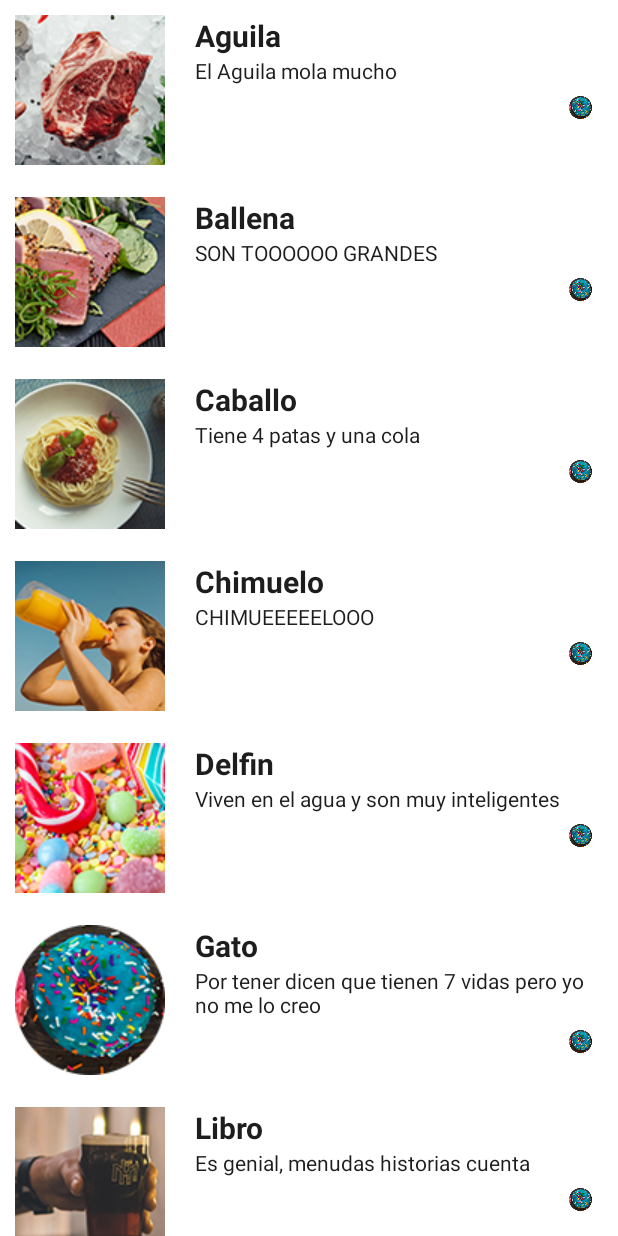
After one commit to Fonsi20/Android---FoodTick, an Android app: the ListaComidas screen opened directly, with no data from a screen before it, on a phone screen of 412 x 824 dp. The commit adds this screen. Run offline under Robolectric (Android 15) with nearby library versions, the phone set to English and light mode, and no system bars; Roboto replaces fonts that are not available here.

Commit message:
Creado el adaptador y un ejemplo de ListView para la segunda actividad.
Queda implementar todo bien en la segunda actividad y empezar a acomodarla al diseño.

La primera actividad aún está sin acabar.

```diff
--- a/app/src/main/AndroidManifest.xml
+++ b/app/src/main/AndroidManifest.xml
@@ -9,6 +9,7 @@
         android:roundIcon="@mipmap/ic_launcher_round"
         android:supportsRtl="true"
         android:theme="@style/Theme.AppCompat.NoActionBar">
+        <activity android:name=".ListaComidas"></activity>
         <activity android:name=".MainActivity">
             <intent-filter>
                 <action android:name="android.intent.action.MAIN" />
--- /dev/null
+++ b/app/src/main/java/com/example/foodtrick/AdaptadorPersonalizado.java
@@ -0,0 +1,60 @@
+package com.example.foodtrick;
+
+import android.app.Activity;
+import android.support.annotation.NonNull;
+import android.support.annotation.Nullable;
+import android.view.LayoutInflater;
+import android.view.View;
+import android.view.ViewGroup;
+import android.widget.ArrayAdapter;
+import android.widget.ImageView;
+import android.widget.TextView;
+
+public class AdaptadorPersonalizado extends ArrayAdapter {
+
+    private Activity context;
+    private Comida[] comida;
+
+    public AdaptadorPersonalizado(Activity context, Comida[] comida) {
+        super(context, R.layout.item_lista, comida);
+        this.context = context;
+        this.comida = comida;
+    }
+
+    static class ViewHolder {
+        TextView txNombre;
+        TextView txCategoria;
+        ImageView imagen;
+    }
+
+    @NonNull
+    @Override
+    public View getView(int position, @Nullable View convertView, @NonNull ViewGroup parent) {
+
+        View fila = convertView;
+        ViewHolder holder;
+
+        if (fila == null) {
+            LayoutInflater layoutInflater = context.getLayoutInflater();
+            fila = layoutInflater.inflate(R.layout.item_lista, null);
+
+            holder = new ViewHolder();
+
+            holder.txNombre = (TextView) fila.findViewById(R.id.txNombre);
+            holder.txCategoria = (TextView) fila.findViewById(R.id.txCategoria);
+            holder.imagen = (ImageView) fila.findViewById(R.id.imgIcon);
+
+            fila.setTag(holder);
+        } else {
+            holder = (ViewHolder) fila.getTag();
+        }
+
+        fila.setBackgroundColor(context.getResources().getColor(R.color.white));
+
+        holder.txNombre.setText(comida[position].getNombre());
+        holder.txCategoria.setText(comida[position].getCategoria());
+        holder.imagen.setImageResource(comida[position].getImg());
+
+        return fila;
+    }
+}
--- /dev/null
+++ b/app/src/main/java/com/example/foodtrick/Comida.java
@@ -0,0 +1,40 @@
+package com.example.foodtrick;
+
+public class Comida {
+    private String nombre;
+    private String categoria;
+    private int img;
+
+    public Comida(String nombre, String categoria, int img) {
+        this.nombre = nombre;
+        this.categoria = categoria;
+        this.img = img;
+    }
+
+    public Comida() {
+    }
+
+    public String getNombre() {
+        return nombre;
+    }
+
+    public void setNombre(String nombre) {
+        this.nombre = nombre;
+    }
+
+    public String getCategoria() {
+        return categoria;
+    }
+
+    public void setCategoria(String categoria) {
+        this.categoria = categoria;
+    }
+
+    public int getImg() {
+        return img;
+    }
+
+    public void setImg(int img) {
+        this.img = img;
+    }
+}
--- /dev/null
+++ b/app/src/main/java/com/example/foodtrick/ListaComidas.java
@@ -0,0 +1,43 @@
+package com.example.foodtrick;
+
+import android.support.v7.app.AppCompatActivity;
+import android.os.Bundle;
+import android.view.View;
+import android.widget.AdapterView;
+import android.widget.ListView;
+import android.widget.Toast;
+
+public class ListaComidas extends AppCompatActivity {
+
+    private ListView lv;
+    private  Comida[] comidas;
+
+    @Override
+    protected void onCreate(Bundle savedInstanceState) {
+        super.onCreate(savedInstanceState);
+        setContentView(R.layout.activity_lista_comidas);
+
+        lv = (ListView) findViewById(R.id.lvComidas);
+
+        String[] arrayNombreComidas = getResources().getStringArray(R.array.nombrecesC);
+        String[] arrayCategoriaComidas = getResources().getStringArray(R.array.categoriasC);
+        Integer[] idFotos =new Integer[]{R.drawable.carne, R.drawable.pescados, R.drawable.pasta, R.drawable.procesados, R.drawable.sugar, R.drawable.donut, R.drawable.drink, R.drawable.hortalizas, R.drawable.pescados};
+        comidas = new Comida[arrayNombreComidas.length];
+
+        for (int i = 0; i < arrayNombreComidas.length; i++) {
+            Comida comida = new Comida(arrayNombreComidas[i], arrayCategoriaComidas[i], idFotos[i]);
+            comidas[i] = comida;
+        }
+
+        AdaptadorPersonalizado adaptador = new AdaptadorPersonalizado(this, comidas);
+        lv.setAdapter(adaptador);
+
+        lv.setOnItemClickListener(new AdapterView.OnItemClickListener() {
+            @Override
+            public void onItemClick(AdapterView<?> parent, View view, int position, long id) {
+                Toast.makeText(ListaComidas.this, "Elección: " + comidas[position].getNombre(), Toast.LENGTH_LONG).show();
+            }
+        });
+
+    }
+}
--- a/app/src/main/java/com/example/foodtrick/MainActivity.java
+++ b/app/src/main/java/com/example/foodtrick/MainActivity.java
@@ -1,16 +1,29 @@
 package com.example.foodtrick;
 
+import android.content.Intent;
 import android.support.v7.app.AppCompatActivity;
 import android.os.Bundle;
+import android.view.View;
+import android.widget.ImageButton;
 
 public class MainActivity extends AppCompatActivity {
 
+    private ImageButton btnCarne;
 
     @Override
     protected void onCreate(Bundle savedInstanceState) {
         super.onCreate(savedInstanceState);
         setContentView(R.layout.activity_main);
 
+        btnCarne = (ImageButton) findViewById(R.id.btnCarne);
+
+        btnCarne.setOnClickListener(new View.OnClickListener() {
+            @Override
+            public void onClick(View v) {
+                Intent i = new Intent(MainActivity.this, ListaComidas.class);
+                startActivity(i);
+            }
+        });
 
     }
 }
--- /dev/null
+++ b/app/src/main/res/layout/activity_lista_comidas.xml
@@ -0,0 +1,15 @@
+<?xml version="1.0" encoding="utf-8"?>
+<android.support.constraint.ConstraintLayout xmlns:android="http://schemas.android.com/apk/res/android"
+    xmlns:app="http://schemas.android.com/apk/res-auto"
+    xmlns:tools="http://schemas.android.com/tools"
+    android:layout_width="match_parent"
+    android:layout_height="match_parent"
+    android:background="@color/white"
+    tools:context=".ListaComidas">
+
+    <ListView
+        android:id="@+id/lvComidas"
+        android:layout_width="match_parent"
+        android:layout_height="wrap_content"></ListView>
+
+</android.support.constraint.ConstraintLayout>
--- a/app/src/main/res/layout/activity_main.xml
+++ b/app/src/main/res/layout/activity_main.xml
@@ -98,6 +98,7 @@
                     android:textStyle="bold" />
 
                 <ImageButton
+                    android:id="@+id/btnCarne"
                     android:layout_width="70dp"
                     android:layout_height="70dp"
                     android:background="@drawable/boton_redondo" />
--- /dev/null
+++ b/app/src/main/res/layout/item_lista.xml
@@ -0,0 +1,48 @@
+<?xml version="1.0" encoding="utf-8"?>
+<LinearLayout xmlns:android="http://schemas.android.com/apk/res/android"
+    android:layout_width="match_parent"
+    android:layout_height="wrap_content"
+    android:layout_margin="2dp"
+    android:background="@color/whiteBreak"
+    android:orientation="horizontal">
+
+    <ImageView
+        android:layout_margin="10dp"
+        android:id="@+id/imgIcon"
+        android:layout_width="100dp"
+        android:layout_height="100dp"/>
+
+    <LinearLayout
+        android:layout_width="match_parent"
+        android:layout_height="wrap_content"
+        android:layout_margin="10dp"
+        android:orientation="vertical">
+
+        <TextView
+            android:id="@+id/txNombre"
+            android:layout_width="match_parent"
+            android:layout_height="wrap_content"
+            android:layout_gravity="center_vertical"
+            android:textColor="@color/black"
+            android:textSize="20sp"
+            android:textStyle="bold" />
+
+        <TextView
+            android:id="@+id/txCategoria"
+            android:layout_width="match_parent"
+            android:layout_height="wrap_content"
+            android:layout_gravity="center_vertical"
+            android:textColor="@color/black"
+            android:textSize="14sp" />
+
+        <ImageView
+            android:id="@+id/botonActividad"
+            android:src="@drawable/donut"
+            android:layout_width="15dp"
+            android:layout_height="15dp"
+            android:layout_gravity="bottom|right"
+            android:layout_margin="7dp" />
+    </LinearLayout>
+
+
+</LinearLayout>
--- /dev/null
+++ b/app/src/main/res/values/arrays.xml
@@ -0,0 +1,38 @@
+<?xml version="1.0" encoding="utf-8"?>
+<resources>
+    <string-array name="nombrecesC">
+        <item>Aguila</item>
+        <item>Ballena</item>
+        <item>Caballo</item>
+        <item>Chimuelo</item>
+        <item>Delfin</item>
+        <item>Gato</item>
+        <item>Libro</item>
+        <item>Perro</item>
+        <item>Vaca</item>
+    </string-array>
+
+    <string-array name="categoriasC">
+        <item>El Aguila mola mucho</item>
+        <item>SON TOOOOOO GRANDES</item>
+        <item>Tiene 4 patas y una cola</item>
+        <item>CHIMUEEEEELOOO</item>
+        <item>Viven en el agua y son muy inteligentes</item>
+        <item>Por tener dicen que tienen 7 vidas pero yo no me lo creo</item>
+        <item>Es genial, menudas historias cuenta</item>
+        <item>Gua gua</item>
+        <item>Tiene leche merengada hay que vaca tan salada</item>
+    </string-array>
+
+    <array name="fotos">
+        <item>@drawable/donut</item>
+        <item>@drawable/carne</item>
+        <item>@drawable/pescados</item>
+        <item>@drawable/drink</item>
+        <item>@drawable/hortalizas</item>
+        <item>@drawable/pasta</item>
+        <item>@drawable/procesados</item>
+        <item>@drawable/sugar</item>
+        <item>@drawable/pescados</item>
+    </array>
+</resources>
--- a/app/src/main/res/values/colors.xml
+++ b/app/src/main/res/values/colors.xml
@@ -4,5 +4,7 @@
     <color name="colorPrimaryDark">#fff</color>
     <color name="colorAccent">#D81B60</color>
     <color name="yellow">#FFB000</color>
+    <color name="white">#FFF</color>
     <color name="black">#1d1d1d</color>
+    <color name="whiteBreak">#e0e0e0</color>
 </resources>
```
Also changed, not shown: app/src/main/res/drawable/carne.jpg (added), app/src/main/res/drawable/drink.jpg (added), app/src/main/res/drawable/hortalizas.jpg (added), app/src/main/res/drawable/pasta.jpg (added), app/src/main/res/drawable/pescados.jpg (added), app/src/main/res/drawable/procesados.jpg (added), app/src/main/res/drawable/sugar.jpg (added).
